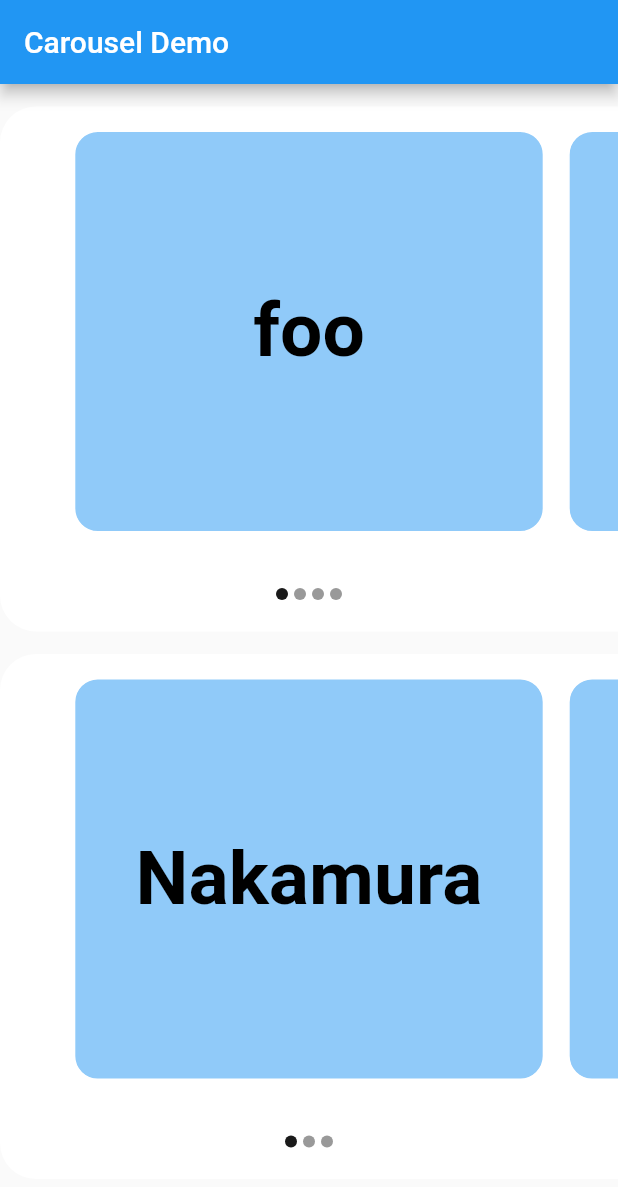
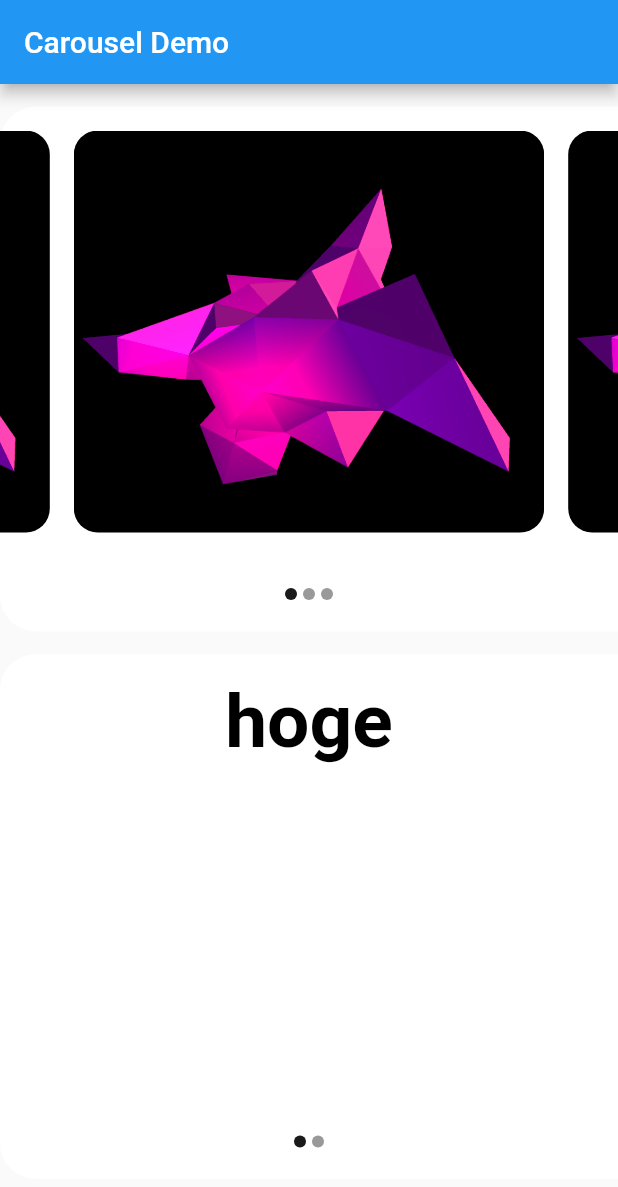
Before and after one commit to k1105/flutter_carousel_demo, a Flutter app: the screen it shows after launch, on a phone screen of 412 x 824 dp. Shown: the top 1187 px of the screen. Run offline on Flutter 3.47's test engine with Material 2 defaults, Android fonts, the phone set to English and light mode, and no system bars; drawn by our look-alikes of carousel_slider; our stand-ins replace flutter_hooks.

Commit message:
画像とテキストの表示を切り替えるオプションの追加

```diff
--- a/lib/carousel_widget/carousel.dart
+++ b/lib/carousel_widget/carousel.dart
@@ -1,12 +1,14 @@
 import 'package:carousel_slider/carousel_slider.dart';
 import 'package:flutter_hooks/flutter_hooks.dart';
 import 'package:flutter/material.dart';
-import 'package:widget_test_1116/carousel_widget/carousel_content.dart';
+import 'package:widget_test_1116/carousel_widget/carousel_content_text.dart';
+import 'package:widget_test_1116/carousel_widget/carousel_content_image.dart';
 import 'package:widget_test_1116/carousel_widget/indicator_widget/indicator.dart';
 
 class CarouselSliderWidget extends HookWidget {
-  const CarouselSliderWidget(this.msgList);
+  const CarouselSliderWidget(this.msgList, this.dtype);
   final List<String> msgList;
+  final String dtype;
 
   @override
   Widget build(BuildContext context) {
@@ -25,7 +27,7 @@ class CarouselSliderWidget extends HookWidget {
         children: [
           CarouselSlider(
             options: CarouselOptions(
-                enableInfiniteScroll: false,
+                enableInfiniteScroll: true,
                 height: 300,
                 onPageChanged: (index, _) {
                   indicator.value = index;
@@ -34,20 +36,18 @@ class CarouselSliderWidget extends HookWidget {
               return Builder(
                 builder: (BuildContext context) {
                   return Container(
+                    margin: const EdgeInsets.fromLTRB(8, 16, 8, 16),
                     width: MediaQuery.of(context).size.width,
                     height: 300,
-                    margin: const EdgeInsets.fromLTRB(8, 16, 8, 16),
-                    decoration: BoxDecoration(
-                        border: Border.all(color: Colors.white, width: 1),
-                        color: colorScheme.background,
-                        borderRadius: BorderRadius.circular(16)),
-                    child: Row(
-                      children: [
-                        Expanded(
-                          child: CarouselContentWidget(msg),
-                        ),
-                      ],
-                    ),
+                    child: (() {
+                      if (dtype == 'text'){
+                        return CarouselContentTextWidget(msg);
+                      } else if(dtype=='image') {
+                        return CarouselContentImageWidget(msg);
+                      } else {
+                        return Text('error: dtype is invalid.');
+                      }
+                    })(),
                   );
                 },
               );
--- /dev/null
+++ b/lib/carousel_widget/carousel_content_image.dart
@@ -0,0 +1,17 @@
+import 'package:flutter_hooks/flutter_hooks.dart';
+import 'package:flutter/material.dart';
+
+class CarouselContentImageWidget extends HookWidget {
+  const CarouselContentImageWidget(this.content);
+  final String content;
+  @override
+  Widget build(BuildContext context) {
+    return ClipRRect(
+      borderRadius: BorderRadius.circular(16),
+      child: Image.asset(
+        content,
+        fit: BoxFit.cover,
+      ),
+    );
+  }
+}
--- a/lib/carousel_widget/carousel_content.dart
+++ b/lib/carousel_widget/carousel_content_text.dart
@@ -1,8 +1,8 @@
 import 'package:flutter_hooks/flutter_hooks.dart';
 import 'package:flutter/material.dart';
 
-class CarouselContentWidget extends HookWidget {
-  const CarouselContentWidget(this.content);
+class CarouselContentTextWidget extends HookWidget {
+  const CarouselContentTextWidget(this.content);
   final String content;
   @override
   Widget build(BuildContext context) {
--- a/lib/main.dart
+++ b/lib/main.dart
@@ -31,8 +31,8 @@ class MyHomePage extends StatelessWidget {
         child: Center(child: Column(
             mainAxisAlignment: MainAxisAlignment.center,
             children: [
-              const CarouselSliderWidget(['foo', 'bar', 'baz', 'hoge']),
-              const CarouselSliderWidget(['Nakamura', 'Hata', 'Yamagishi']),
+              CarouselSliderWidget(['images/sample.png', 'images/sample.png', 'images/sample.png'], 'image'),
+              CarouselSliderWidget(['hoge', 'hogehoge'], 'text'),
             ]),
         ),
       ),
--- a/pubspec.yaml
+++ b/pubspec.yaml
@@ -60,8 +60,8 @@ flutter:
   uses-material-design: true
 
   # To add assets to your application, add an assets section, like this:
-  # assets:
-  #   - images/a_dot_burr.jpeg
+  assets:
+     - images/sample.png
   #   - images/a_dot_ham.jpeg
 
   # An image asset can refer to one or more resolution-specific "variants", see
```
Also changed, not shown: images/sample.png (added), 1 other file.
